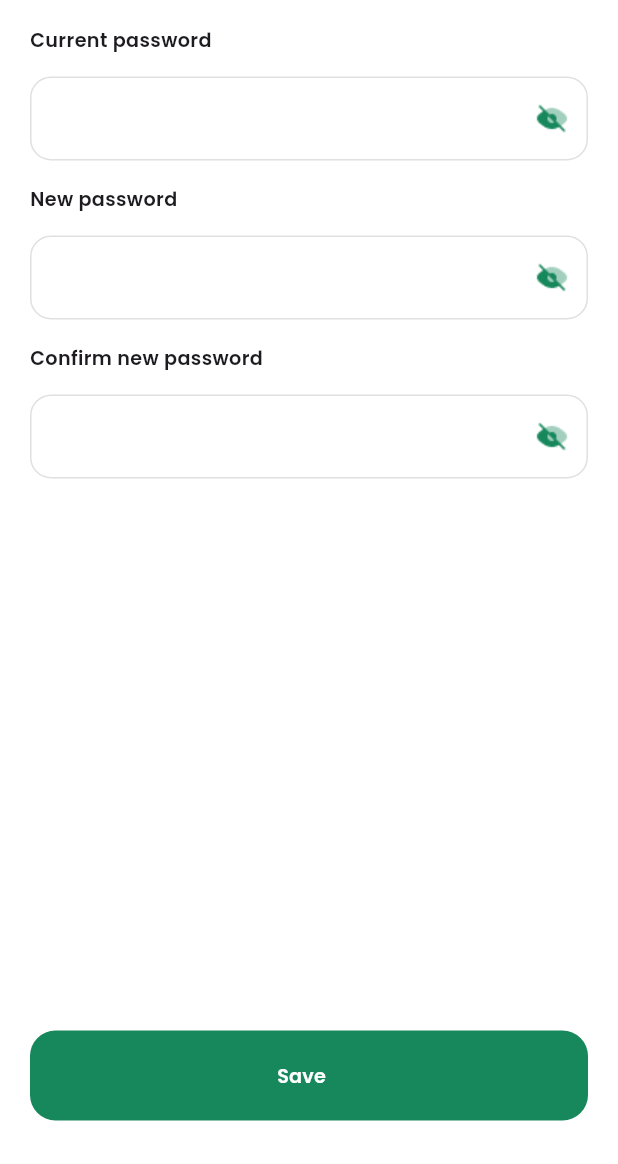
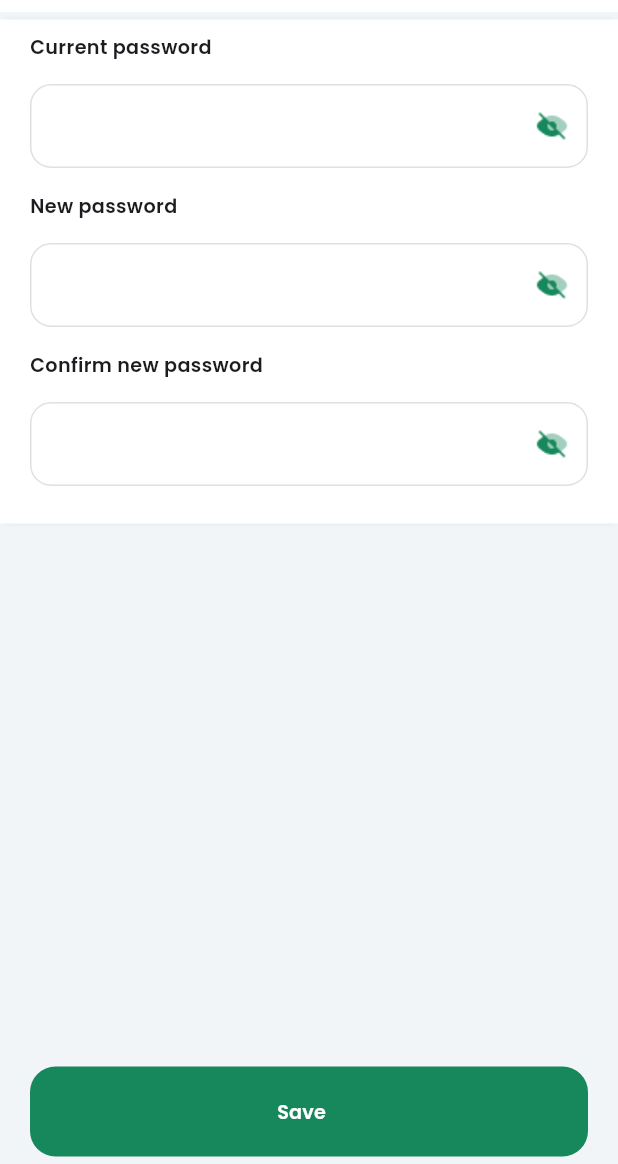
Before and after one commit to nofalseo302/horsely_app, a Flutter app: the AccountSeting screen opened directly, after a tap on "Change password", on a phone screen of 412 x 824 dp, the part 72-1236 px from its top. Run offline on Flutter 3.47's test engine with Material 3 defaults, Android fonts, the phone set to English and light mode, and no system bars; our stand-ins replace audioplayers, dartz, device_preview, dio, dotted_border, file_picker and 14 more; accounts and stored records are empty; project files that could hold a hidden picture were left out.

Commit message:
finish edit password finish edit profile

```diff
--- a/lib/features/account/presentation/view/account_screen.dart
+++ b/lib/features/account/presentation/view/account_screen.dart
@@ -6,7 +6,7 @@ class AccountScreen extends StatelessWidget {
 
   @override
   Widget build(BuildContext context) {
-    return Scaffold(
+    return const Scaffold(
       body: BodyAccount(),
     );
   }
--- a/lib/features/account/presentation/view/widget/iteam_account.dart
+++ b/lib/features/account/presentation/view/widget/iteam_account.dart
@@ -6,10 +6,7 @@ import 'package:horsely_app/core/utils/app_text_styles.dart';
 import 'package:horsely_app/features/account/domain/entity/account_entity.dart';
 
 class IteamAccount extends StatelessWidget {
-  const IteamAccount({
-    super.key,
-    required this.accountEntity,
-  });
+  const IteamAccount({super.key, required this.accountEntity});
 
   final AccountEntity accountEntity;
   @override
--- a/lib/features/accout_seting.dart/presentation/manager/controler/languge_controler.dart
+++ b/lib/features/accout_seting.dart/presentation/manager/controler/languge_controler.dart
@@ -17,7 +17,7 @@ class LanguageController extends GetxController {
     // استرجاع اللغة المحفوظة
     currentLanguage.value = box.read('language') ?? 'en';
     var locale = Locale(currentLanguage.value);
-    Get.updateLocale(locale);
+    // Get.updateLocale(locale);
   }
 
   void changeLanguage(String languageCode) {
--- a/lib/features/auth/views/change_password/presentation/view/change_password_screen.dart
+++ /dev/null
@@ -1,21 +0,0 @@
-import 'package:flutter/material.dart';
-import 'package:get/get.dart';
-import 'package:horsely_app/core/services/translation/app_string.dart';
-import 'package:horsely_app/core/widget/build_app_bar.dart';
-
-import 'package:horsely_app/features/auth/views/change_password/presentation/view/widget/body_Change_password.dart';
-
-import '../../../../logic/controller/forget_password_controller.dart';
-
-class ChangePassword extends GetView<ForgetPasswordController> {
-  const ChangePassword({super.key});
-
-  @override
-  Widget build(BuildContext context) {
-    return Scaffold(
-      backgroundColor: const Color(0xffF1F5F7),
-      appBar: buildAppBar(titel: AppStrings.accountseting.tr, context: context),
-      body: const BodyChangePassword(),
-    );
-  }
-}
--- /dev/null
+++ b/lib/features/edit_password/presentation/view/change_password_screen.dart
@@ -0,0 +1,37 @@
+import 'package:flutter/material.dart';
+import 'package:get/get.dart';
+import 'package:horsely_app/core/services/translation/app_string.dart';
+import 'package:horsely_app/core/widget/build_app_bar.dart';
+
+import 'package:horsely_app/features/edit_password/presentation/view/widget/body_Change_password.dart';
+
+import '../../../../core/widget/custom_button.dart';
+import '../../../information_user/presentation/controler/change_password_controller.dart';
+
+class EditPasswordScreen extends GetView<EditPasswordController> {
+  const EditPasswordScreen({super.key});
+
+  @override
+  Widget build(BuildContext context) {
+    final controller = Get.put(EditPasswordController());
+    return Scaffold(
+      backgroundColor: const Color(0xffF1F5F7),
+      appBar: buildAppBar(titel: AppStrings.accountseting.tr, context: context),
+      bottomNavigationBar: Padding(
+        padding: const EdgeInsets.symmetric(horizontal: 20, vertical: 5),
+        child: CustomButton(
+            onButtonPressed: () async {
+              if (controller.formKey.currentState!.validate()) {
+                await controller.changePassword();
+              }
+            },
+            buttonText: AppStrings.save.tr),
+      ),
+      body: const SingleChildScrollView(
+          child: Padding(
+        padding: EdgeInsets.only(top: 5),
+        child: BodyChangePassword(),
+      )),
+    );
+  }
+}
--- a/lib/features/auth/views/change_password/presentation/view/widget/body_Change_password.dart
+++ b/lib/features/edit_password/presentation/view/widget/body_Change_password.dart
@@ -3,11 +3,10 @@ import 'package:get/get.dart';
 import 'package:horsely_app/core/services/translation/app_string.dart';
 import 'package:horsely_app/core/widget/custom_button.dart';
 import 'package:horsely_app/core/widget/titel_widget.dart';
+import 'package:horsely_app/features/information_user/presentation/controler/change_password_controller.dart';
+import '../../../../../core/widget/password_text_filed.dart';
 
-import '../../../../../../../core/widget/password_text_filed.dart';
-import '../../../../../logic/controller/forget_password_controller.dart';
-
-class BodyChangePassword extends GetView<ForgetPasswordController> {
+class BodyChangePassword extends GetView<EditPasswordController> {
   const BodyChangePassword({super.key});
 
   @override
@@ -27,32 +26,18 @@ class BodyChangePassword extends GetView<ForgetPasswordController> {
             children: [
               TitleAndWidget(
                   title: AppStrings.curentpassword.tr,
-                  childWidget:
-                      PasswordField(controller: controller.passwordController)),
-              const SizedBox(
-                height: 16,
-              ),
+                  childWidget: PasswordField(
+                      controller: controller.currentPasswordController)),
+              const SizedBox(height: 16),
               TitleAndWidget(
                   title: AppStrings.newspassword.tr,
                   childWidget: PasswordField(
                       controller: controller.confirmPasswordController)),
-              const SizedBox(
-                height: 16,
-              ),
+              const SizedBox(height: 16),
               TitleAndWidget(
                   title: AppStrings.comfrimnewpassword.tr,
                   childWidget: const PasswordField()),
-              const Spacer(),
-              CustomButton(
-                  onButtonPressed: () async {
-                    if (controller.formKey.currentState!.validate()) {
-                      await controller.resetPassword();
-                    }
-                  },
-                  buttonText: AppStrings.save.tr),
-              const SizedBox(
-                height: 20,
-              ),
+              const SizedBox(height: 16),
             ],
           ),
         ),
--- /dev/null
+++ b/lib/features/information_user/presentation/controler/change_password_controller.dart
@@ -0,0 +1,32 @@
+import 'package:flutter/material.dart';
+import 'package:get/get.dart';
+import 'package:horsely_app/core/widget/custom_loader.dart';
+import 'package:horsely_app/core/widget/toast_manager_widget.dart';
+import 'package:horsely_app/features/information_user/data/repo/repo/change_password_repo.dart';
+
+class EditPasswordController extends GetxController {
+  final ChangePasswordRepo _changePasswordRepo = ChangePasswordRepo();
+  TextEditingController currentPasswordController = TextEditingController();
+  TextEditingController newPasswordController = TextEditingController();
+  TextEditingController confirmPasswordController = TextEditingController();
+  var formKey = GlobalKey<FormState>();
+
+  changePassword() async {
+    if (formKey.currentState!.validate()) {
+      startLoading();
+      var res = await _changePasswordRepo.changePassword(data: {
+        "old_password": currentPasswordController.text,
+        "password": newPasswordController.text,
+        "password_confirmation": confirmPasswordController.text,
+      });
+      stopLoading();
+      res.fold(
+        (l) => ToastManager.showError(l.message),
+        (r) {
+          Get.back();
+          ToastManager.showSuccess(r, true);
+        },
+      );
+    }
+  }
+}
--- a/lib/features/offer/presentation/view/widget/iteam_offer.dart
+++ b/lib/features/offer/presentation/view/widget/iteam_offer.dart
@@ -1,5 +1,4 @@
 import 'package:flutter/material.dart';
-import 'package:flutter_svg/svg.dart';
 import 'package:get/get.dart';
 import 'package:horsely_app/core/services/translation/app_string.dart';
 import 'package:horsely_app/core/utils/app_colors.dart';
@@ -14,7 +13,7 @@ class IteamOffer extends StatelessWidget {
   @override
   Widget build(BuildContext context) {
     return Padding(
-      padding: const EdgeInsets.symmetric(horizontal: 0.0),
+      padding: EdgeInsets.zero,
       child: Container(
         decoration: BoxDecoration(
             border: Border.all(color: Colors.black.withOpacity(.1)),
--- a/lib/routes/app_pages.dart
+++ b/lib/routes/app_pages.dart
@@ -5,7 +5,7 @@ import 'package:horsely_app/features/notiofaction/logic/binding/notification_bin
 import 'package:horsely_app/routes/routes.dart';
 import 'package:horsely_app/features/accout_seting.dart/presentation/view/account_seting.dart';
 import 'package:horsely_app/features/bay_details/presentation/view/buy_details_screen.dart';
-import 'package:horsely_app/features/auth/views/change_password/presentation/view/change_password_screen.dart';
+import 'package:horsely_app/features/edit_password/presentation/view/change_password_screen.dart';
 import 'package:horsely_app/features/complete_data/presentation/view/complet_data_Screen.dart';
 import 'package:horsely_app/features/deposit/presentation/view/deposit_screen.dart';
 import 'package:horsely_app/features/auth/views/email_rest/view/email_rest_password_screen.dart';
@@ -197,7 +197,7 @@ class AppPages {
     ),
     GetPage(
       name: Routes.changelaunge,
-      page: () => const ChangePassword(),
+      page: () => const EditPasswordScreen(),
       transition: Transition.leftToRight,
     ),
     GetPage(
```
Also changed, not shown: lib/features/information_user/data/model/user_model.dart (added, +87 -0 lines), lib/features/information_user/data/repo/repo/change_password_repo.dart (added, +30 -0 lines), lib/features/information_user/data/repo/repo/edit_profile_repo.dart (added, +42 -0 lines), lib/features/information_user/presentation/controler/image_controller.dart (deleted, +0 -22 lines), lib/features/information_user/presentation/controler/profile_controller.dart (added, +112 -0 lines), lib/features/information_user/presentation/view/widget/body_information.dart (+22 -21 lines), lib/main.dart (+9 -16 lines), pubspec.yaml (+6 -13 lines), pubspec.lock, 2 other files.
